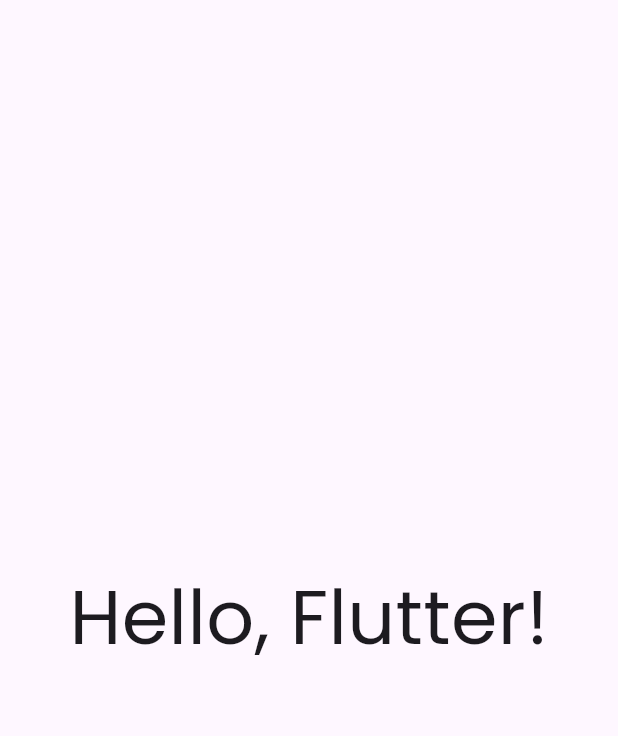
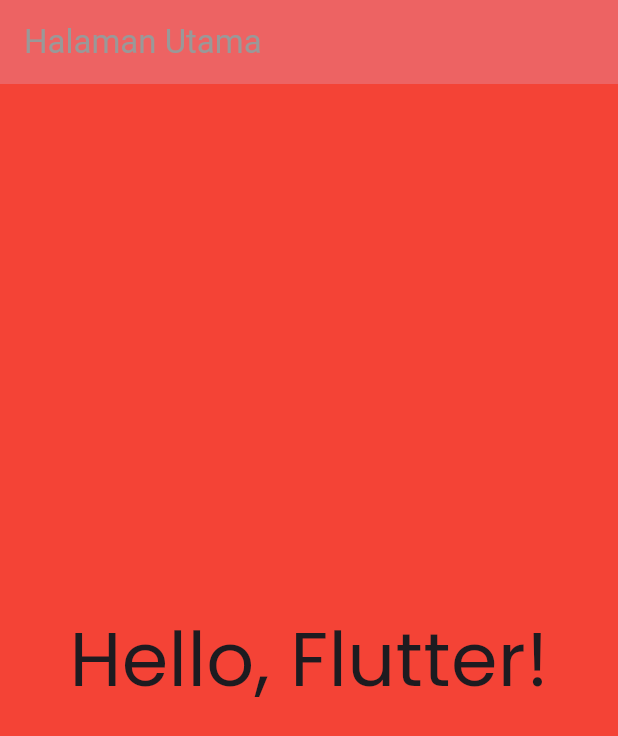
Before and after one commit to SamuelBenedix/Shamo-Flutter, a Flutter app: the screen it shows after launch, on a phone screen of 412 x 824 dp. Shown: the top 736 px of the screen. Run offline on Flutter 3.47's test engine with Material 3 defaults, Android fonts, the phone set to English and light mode, and no system bars; our stand-ins replace google_fonts.

```diff
--- a/lib/main.dart
+++ b/lib/main.dart
@@ -1,5 +1,6 @@
 import 'package:flutter/material.dart';
 import 'package:google_fonts/google_fonts.dart';
+import 'theme.dart';
 
 void main() => runApp(MyApp());
 
@@ -19,6 +20,16 @@ class HomePage extends StatelessWidget {
   @override
   Widget build(BuildContext context) {
     return Scaffold(
+      backgroundColor: Colors.red,
+      appBar: AppBar(
+        backgroundColor: alertColor,
+        title: Text(
+          'Halaman Utama',
+          style: TextStyle(
+            color: secondaryTextColor,
+          ),
+        ),
+      ),
       body: Center(
         child: Text(
           'Hello, Flutter!',
```
Also changed, not shown: lib/theme.dart (+35 -9 lines), 7 other files.
